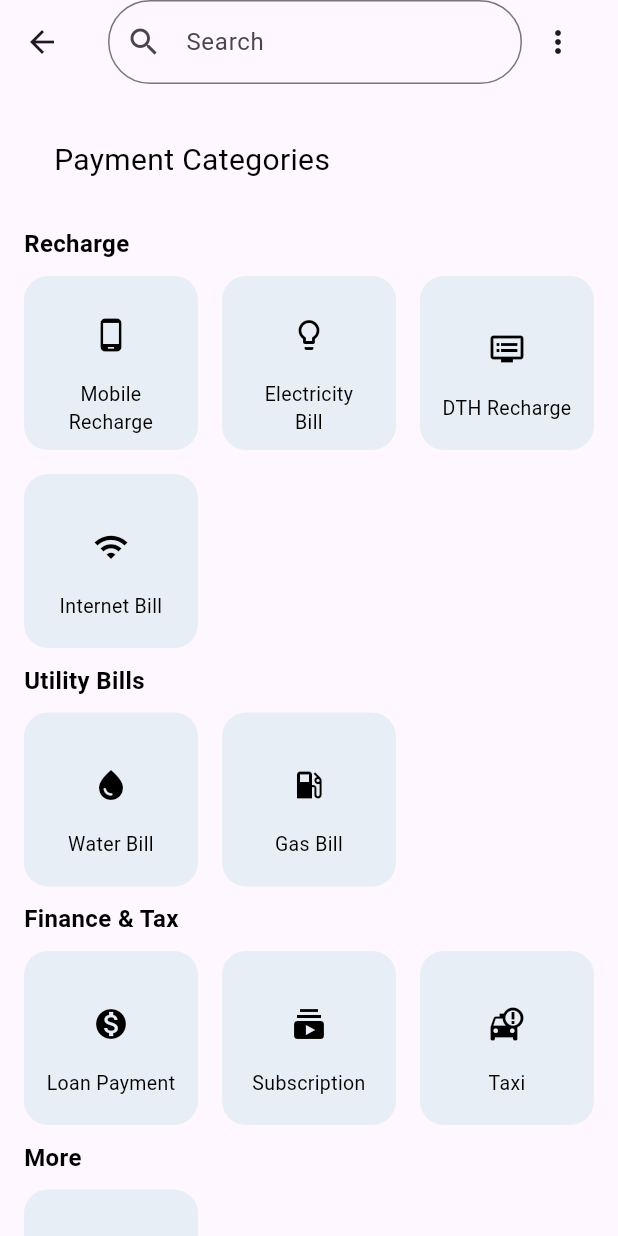
After one commit to msp397/tpaytest, a Flutter app: the BillsRecharges screen opened directly, after a tap on "View All", on a phone screen of 412 x 824 dp. The commit adds this screen. Run offline on Flutter 3.47's test engine with Material 3 defaults, Android fonts, the phone set to English and light mode, and no system bars; our stand-ins replace another_flutter_splash_screen, connectivity_plus, get, getwidget, intl_phone_field, intl_phone_number_input and 4 more; missing offline and left inert: dart:ffi, qr_code_scanner.

Commit message:
add bill
msp

```diff
--- /dev/null
+++ b/lib/screens/others/billsrecharges.dart
@@ -0,0 +1,247 @@
+import 'package:flutter/material.dart';
+
+class BillsRecharges extends StatefulWidget {
+  const BillsRecharges({super.key});
+
+  @override
+  _BillsRechargesState createState() => _BillsRechargesState();
+}
+
+class _BillsRechargesState extends State<BillsRecharges> {
+  bool _showMore = false;
+  bool _expanWithheader = false;
+
+  final List<_MenuItem> _allMenuItems = [
+    _MenuItem(
+        icon: Icons.phone_android, label: 'Mobile \nRecharge', onTap: () {}),
+    _MenuItem(
+        icon: Icons.lightbulb_outline,
+        label: 'Electricity \nBill',
+        onTap: () {}),
+    _MenuItem(icon: Icons.dvr_outlined, label: 'DTH Recharge', onTap: () {}),
+    _MenuItem(icon: Icons.wifi, label: 'Internet Bill', onTap: () {}),
+    _MenuItem(icon: Icons.water_drop, label: 'Water Bill', onTap: () {}),
+    _MenuItem(icon: Icons.local_gas_station, label: 'Gas Bill', onTap: () {}),
+    _MenuItem(icon: Icons.monetization_on, label: 'Loan Payment', onTap: () {}),
+    _MenuItem(icon: Icons.subscriptions, label: 'Subscription', onTap: () {}),
+    _MenuItem(icon: Icons.taxi_alert, label: 'Taxi', onTap: () {}),
+    _MenuItem(icon: Icons.local_hospital, label: 'Hospital', onTap: () {}),
+  ];
+
+  @override
+  Widget build(BuildContext context) {
+    return Scaffold(
+      appBar: AppBar(
+        elevation: 0,
+        leading: IconButton(
+          icon: const Icon(Icons.arrow_back_outlined),
+          onPressed: () {
+            Navigator.of(context).pop();
+          },
+        ),
+        title: Row(
+          children: [
+            Expanded(
+              child: TextField(
+                decoration: InputDecoration(
+                  hintText: 'Search',
+                  prefixIcon: const Icon(Icons.search),
+                  border: OutlineInputBorder(
+                    borderRadius: BorderRadius.circular(50.0),
+                  ),
+                ),
+                onChanged: (value) {},
+              ),
+            ),
+            IconButton(
+              icon: const Icon(Icons.more_vert_outlined),
+              onPressed: () {
+                showDialog(
+                  context: context,
+                  builder: (context) => AlertDialog(
+                    title: const Text('Feedback'),
+                    content: const Text(
+                      'Send feedback functionality can be implemented here.',
+                    ),
+                    actions: [
+                      TextButton(
+                        child: const Text('OK'),
+                        onPressed: () {
+                          Navigator.of(context).pop();
+                        },
+                      ),
+                    ],
+                  ),
+                );
+              },
+            ),
+          ],
+        ),
+      ),
+      body: SingleChildScrollView(
+        scrollDirection: Axis.vertical,
+        padding: const EdgeInsets.all(16.0),
+        child: Column(
+          crossAxisAlignment: CrossAxisAlignment.start,
+          children: [
+            if (_expanWithheader) _buildHeader(),
+            // if (!_expanWithheader) _buildHeader(),
+            _buildMenuGrid(
+              _showMore && _expanWithheader
+                  ? []
+                  : _allMenuItems.take(6).toList(),
+            ),
+            ElevatedButton(
+              style: ElevatedButton.styleFrom(
+                foregroundColor: Colors.blue,
+                shape: const BeveledRectangleBorder(
+                  borderRadius: BorderRadius.all(Radius.circular(16.0)),
+                ),
+                padding: const EdgeInsets.all(16.0),
+              ),
+              onPressed: () {
+                setState(() {
+                  _expanWithheader = true;
+                  _showMore = !_showMore;
+                });
+              },
+              child: Text(_showMore ? 'Show Less' : 'View All'),
+            ),
+          ],
+        ),
+      ),
+    );
+  }
+
+  Widget _buildHeader() {
+    return Column(
+      crossAxisAlignment: CrossAxisAlignment.start,
+      children: [
+        if (_showMore) ...[
+          const Padding(
+            padding: EdgeInsets.all(20),
+            child: Text(
+              "Payment Categories",
+              style: TextStyle(color: Colors.black, fontSize: 20),
+            ),
+          ),
+          _buildSectionHeader('Recharge', [
+            _MenuItem(
+                icon: Icons.phone_android,
+                label: 'Mobile \nRecharge',
+                onTap: () {}),
+            _MenuItem(
+                icon: Icons.lightbulb_outline,
+                label: 'Electricity \nBill',
+                onTap: () {}),
+            _MenuItem(
+                icon: Icons.dvr_outlined, label: 'DTH Recharge', onTap: () {}),
+            _MenuItem(icon: Icons.wifi, label: 'Internet Bill', onTap: () {}),
+          ]),
+          _buildSectionHeader('Utility Bills', [
+            _MenuItem(
+                icon: Icons.water_drop, label: 'Water Bill', onTap: () {}),
+            _MenuItem(
+                icon: Icons.local_gas_station, label: 'Gas Bill', onTap: () {}),
+          ]),
+          _buildSectionHeader('Finance & Tax', [
+            _MenuItem(
+                icon: Icons.monetization_on,
+                label: 'Loan Payment',
+                onTap: () {}),
+            _MenuItem(
+                icon: Icons.subscriptions, label: 'Subscription', onTap: () {}),
+            _MenuItem(icon: Icons.taxi_alert, label: 'Taxi', onTap: () {}),
+          ]),
+          _buildSectionHeader('More', [
+            _MenuItem(
+                icon: Icons.local_hospital, label: 'Hospital', onTap: () {}),
+          ]),
+          //_buildSectionHeader('Set Up Regular Payments', []),
+        ],
+      ],
+    );
+  }
+
+  Widget _buildSectionHeader(String title, List<_MenuItem> items) {
+    return Column(
+      crossAxisAlignment: CrossAxisAlignment.start,
+      children: [
+        Padding(
+          padding: const EdgeInsets.symmetric(vertical: 10),
+          child: Text(
+            title,
+            style: const TextStyle(
+                color: Colors.black, fontSize: 16, fontWeight: FontWeight.bold),
+          ),
+        ),
+        if (items.isNotEmpty) _buildMenuGrid(items),
+      ],
+    );
+  }
+
+  Widget _buildMenuGrid(List<_MenuItem> items) {
+    return GridView.builder(
+      shrinkWrap: true,
+      gridDelegate: const SliverGridDelegateWithFixedCrossAxisCount(
+        crossAxisCount: 3,
+        crossAxisSpacing: 16.0,
+        mainAxisSpacing: 16.0,
+      ),
+      itemCount: items.length,
+      itemBuilder: (context, index) {
+        final item = items[index];
+        return _buildMenuItem(
+          icon: item.icon,
+          label: item.label,
+          onTap: item.onTap,
+        );
+      },
+    );
+  }
+
+  Widget _buildMenuItem({
+    required IconData icon,
+    required String label,
+    required VoidCallback onTap,
+  }) {
+    return InkWell(
+      onTap: onTap,
+      borderRadius: BorderRadius.circular(16.0),
+      child: Container(
+        height: 100,
+        padding: const EdgeInsets.all(8.0),
+        decoration: BoxDecoration(
+          color: const Color.fromARGB(255, 231, 238, 245),
+          borderRadius: BorderRadius.circular(16.0),
+        ),
+        child: Column(
+          mainAxisAlignment: MainAxisAlignment.center,
+          children: [
+            CircleAvatar(
+              child: Icon(icon, color: Colors.black),
+              radius: 30.0,
+              backgroundColor: Colors.transparent,
+            ),
+            Text(
+              label,
+              textAlign: TextAlign.center,
+              style: const TextStyle(
+                color: Colors.black,
+                fontSize: 13,
+              ),
+            ),
+          ],
+        ),
+      ),
+    );
+  }
+}
+
+class _MenuItem {
+  final IconData icon;
+  final String label;
+  final VoidCallback onTap;
+
+  _MenuItem({required this.icon, required this.label, required this.onTap});
+}
--- a/lib/themes/theme.dart
+++ b/lib/themes/theme.dart
@@ -5,6 +5,7 @@ final ThemeData lightTheme = ThemeData(
     primaryColor: Colors.blue.shade800,
     primaryColorDark: Colors.blue.shade500,
     primaryColorLight: Colors.blue.shade100,
+    shadowColor: Color.fromARGB(255, 231, 238, 245),
     cardColor: Colors.white);
 
 final ThemeData darkTheme = ThemeData(
@@ -12,4 +13,5 @@ final ThemeData darkTheme = ThemeData(
     primaryColor: Colors.black,
     primaryColorDark: Colors.black,
     primaryColorLight: Colors.blue.shade100,
+    shadowColor: Color.fromARGB(255, 231, 238, 245),
     cardColor: Colors.black);
```
